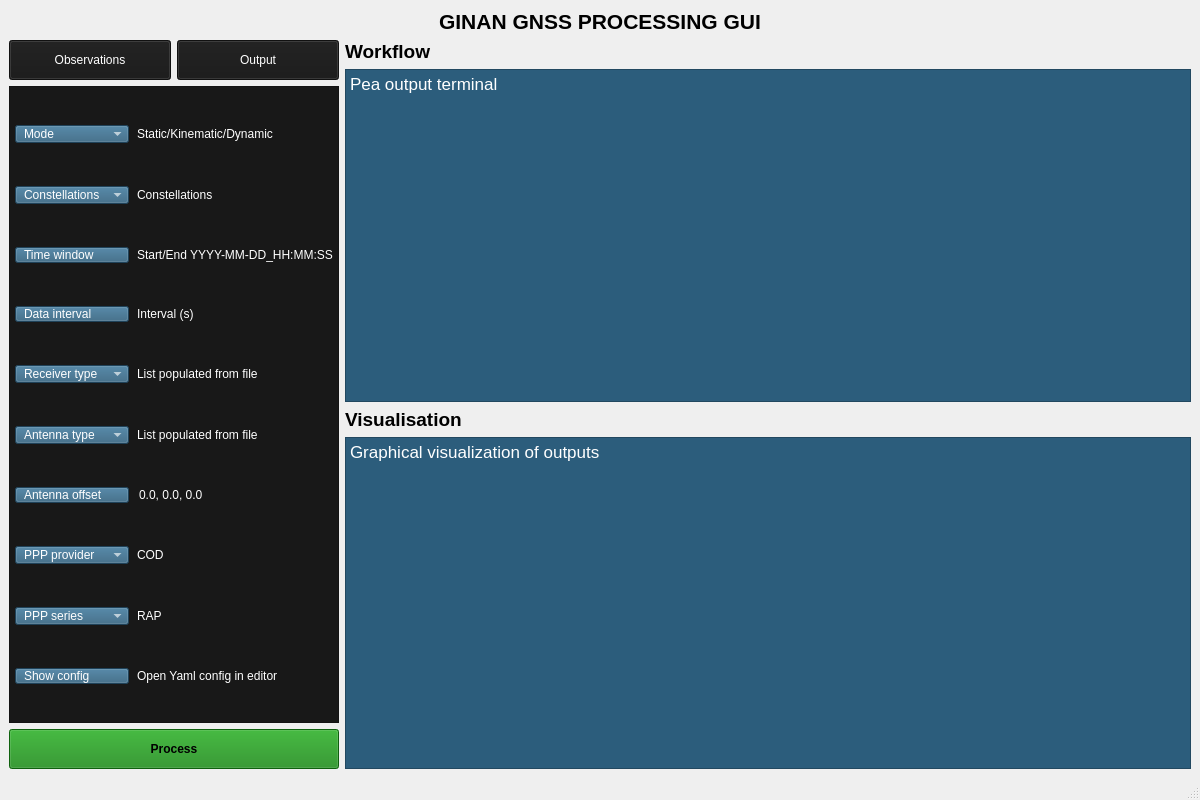
Above: app/views/main_window.ui from nocookie2/Ginan-UI before the change. Below: the same form after it.
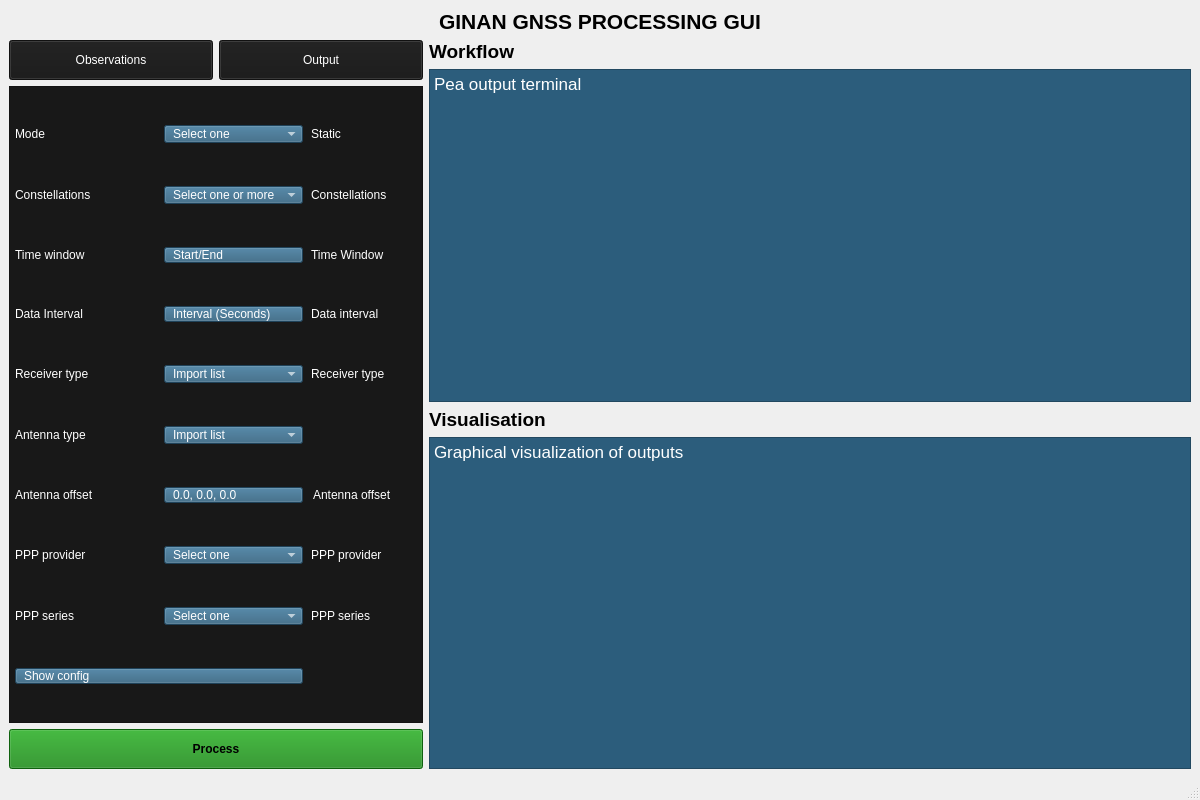
That is the form after the change.

Commit message: Resolve UI conflict: accept incoming changes in VSCode

Diff of the .ui file:
```diff
--- a/app/views/main_window.ui
+++ b/app/views/main_window.ui
@@ -150,7 +150,7 @@
            <property name="verticalSpacing">
             <number>10</number>
            </property>
-           <item row="1" column="0">
+           <item row="1" column="1">
             <widget class="QComboBox" name="Mode">
              <property name="sizePolicy">
               <sizepolicy hsizetype="Minimum" vsizetype="Fixed">
@@ -163,12 +163,22 @@
              </property>
              <item>
               <property name="text">
-               <string>Mode</string>
+               <string>Select one</string>
               </property>
              </item>
             </widget>
            </item>
-           <item row="4" column="0">
+            <item row="1" column="2">
+            <widget class="QLabel" name="modeValue">
+                <property name="text">
+                <string>Static</string>
+                </property>
+                <property name="visible">
+                <bool>false</bool>
+                </property>
+            </widget>
+            </item>
+           <item row="4" column="1">
             <widget class="QPushButton" name="dataIntervalButton">
              <property name="sizePolicy">
               <sizepolicy hsizetype="Minimum" vsizetype="Fixed">
@@ -180,29 +190,36 @@
               <string notr="true">background-color:#2c5d7c;color:white;padding:0px 8px;font:13pt &quot;Segoe UI&quot;;text-align:left;</string>
              </property>
              <property name="text">
-              <string>Data interval</string>
+              <string>Interval (Seconds)</string>
              </property>
             </widget>
            </item>
-           <item row="8" column="0">
-            <widget class="QComboBox" name="PPP_provider">
-             <property name="sizePolicy">
-              <sizepolicy hsizetype="Minimum" vsizetype="Fixed">
-               <horstretch>0</horstretch>
-               <verstretch>0</verstretch>
-              </sizepolicy>
-             </property>
-             <property name="styleSheet">
-              <string notr="true">background-color:#2c5d7c;color:white;padding:0px 8px;font:13pt &quot;Segoe UI&quot;;text-align:left;</string>
-             </property>
-             <item>
-              <property name="text">
-               <string>PPP provider</string>
-              </property>
-             </item>
+            <item row="8" column="0">
+            <widget class="QLabel" name="pppProviderLabel">
+                <property name="text">
+                <string>PPP provider</string>
+                </property>
             </widget>
-           </item>
+            </item>           
            <item row="8" column="1">
+            <widget class="QComboBox" name="PPP_provider">
+             <property name="sizePolicy">
+              <sizepolicy hsizetype="Minimum" vsizetype="Fixed">
+               <horstretch>0</horstretch>
+               <verstretch>0</verstretch>
+              </sizepolicy>
+             </property>
+             <property name="styleSheet">
+              <string notr="true">background-color:#2c5d7c;color:white;padding:0px 8px;font:13pt &quot;Segoe UI&quot;;text-align:left;</string>
+             </property>
+             <item>
+              <property name="text">
+               <string>Select one</string>
+              </property>
+             </item>
+            </widget>
+           </item>
+           <item row="8" column="2">
             <widget class="QLabel" name="pppProviderValue">
              <property name="sizePolicy">
               <sizepolicy hsizetype="Minimum" vsizetype="Preferred">
@@ -211,11 +228,16 @@
               </sizepolicy>
              </property>
              <property name="text">
-              <string>COD</string>
+              <string>PPP provider</string>
              </property>
             </widget>
            </item>
-           <item row="6" column="1">
+            <item row="6" column="0">
+            <widget class="QLabel" name="antennaTypeLabel">
+                <property name="text"><string>Antenna type</string></property>
+            </widget>
+            </item>                     
+           <item row="6" column="2">
             <widget class="QLabel" name="antennaTypeValue">
              <property name="sizePolicy">
               <sizepolicy hsizetype="Minimum" vsizetype="Preferred">
@@ -223,12 +245,15 @@
                <verstretch>0</verstretch>
               </sizepolicy>
              </property>
-             <property name="text">
-              <string>List populated from file</string>
-             </property>
+             <property name="visible"><bool>false</bool></property> 
             </widget>
            </item>
-           <item row="3" column="1">
+            <item row="3" column="0">
+                <widget class="QLabel" name="timeWindowLabel">
+                    <property name="text"><string>Time window</string></property>
+                </widget>
+            </item>           
+           <item row="3" column="2">
             <widget class="QLabel" name="timeWindowValue">
              <property name="sizePolicy">
               <sizepolicy hsizetype="Minimum" vsizetype="Preferred">
@@ -237,11 +262,11 @@
               </sizepolicy>
              </property>
              <property name="text">
-              <string>Start/End YYYY-MM-DD_HH:MM:SS</string>
+              <string>Time Window</string>
              </property>
             </widget>
            </item>
-           <item row="10" column="1">
+           <item row="10" column="0">
             <widget class="QLabel" name="showConfigValue">
              <property name="sizePolicy">
               <sizepolicy hsizetype="Minimum" vsizetype="Preferred">
@@ -254,7 +279,12 @@
              </property>
             </widget>
            </item>
-           <item row="4" column="1">
+            <item row="4" column="0">
+            <widget class="QLabel" name="dataIntervalLabel">
+                <property name="text"><string>Data Interval</string></property>
+            </widget>
+            </item>
+           <item row="4" column="2">
             <widget class="QLabel" name="dataIntervalValue">
              <property name="sizePolicy">
               <sizepolicy hsizetype="Minimum" vsizetype="Preferred">
@@ -263,11 +293,18 @@
               </sizepolicy>
              </property>
              <property name="text">
-              <string>Interval (s)</string>
+              <string>Data interval</string>
              </property>
             </widget>
            </item>
-           <item row="9" column="1">
+            <item row="9" column="0">
+            <widget class="QLabel" name="pppSeriesLabel">
+                <property name="text">
+                <string>PPP series</string>
+                </property>
+            </widget>
+            </item>           
+           <item row="9" column="2">
             <widget class="QLabel" name="pppSeriesValue">
              <property name="sizePolicy">
               <sizepolicy hsizetype="Minimum" vsizetype="Preferred">
@@ -276,11 +313,11 @@
               </sizepolicy>
              </property>
              <property name="text">
-              <string>RAP</string>
+              <string>PPP series</string>
              </property>
             </widget>
            </item>
-           <item row="7" column="0">
+           <item row="7" column="1">
             <widget class="QPushButton" name="antennaOffsetButton">
              <property name="sizePolicy">
               <sizepolicy hsizetype="Minimum" vsizetype="Fixed">
@@ -292,11 +329,11 @@
               <string notr="true">background-color:#2c5d7c;color:white;padding:0px 8px;font:13pt &quot;Segoe UI&quot;;text-align:left;</string>
              </property>
              <property name="text">
-              <string>Antenna offset</string>
+              <string>0.0, 0.0, 0.0</string>
              </property>
             </widget>
            </item>
-           <item row="9" column="0">
+           <item row="9" column="1">
             <widget class="QComboBox" name="PPP_series">
              <property name="sizePolicy">
               <sizepolicy hsizetype="Minimum" vsizetype="Fixed">
@@ -309,12 +346,17 @@
              </property>
              <item>
               <property name="text">
-               <string>PPP series</string>
+               <string>Select one</string>
               </property>
              </item>
             </widget>
            </item>
-           <item row="7" column="1">
+            <item row="7" column="0">
+            <widget class="QLabel" name="antennaOffsetLabel">
+                <property name="text"><string>Antenna offset</string></property>
+            </widget>
+            </item>           
+           <item row="7" column="2">
             <widget class="QLineEdit" name="antennaOffsetValue">
              <property name="sizePolicy">
               <sizepolicy hsizetype="Minimum" vsizetype="Fixed">
@@ -326,14 +368,19 @@
               <string notr="true">background:transparent;border:none;</string>
              </property>
              <property name="text">
-              <string>0.0, 0.0, 0.0</string>
+              <string>Antenna offset</string>
              </property>
              <property name="readOnly">
               <bool>true</bool>
              </property>
             </widget>
            </item>
-           <item row="5" column="1">
+           <item row="5" column="0">
+            <widget class="QLabel" name="receiveTypeLabel">
+                <property name="text"><string>Receiver type</string></property>
+            </widget>
+           </item>
+           <item row="5" column="2">
             <widget class="QLabel" name="receiverTypeValue">
              <property name="sizePolicy">
               <sizepolicy hsizetype="Minimum" vsizetype="Preferred">
@@ -342,12 +389,12 @@
               </sizepolicy>
              </property>
              <property name="text">
-              <string>List populated from file</string>
+              <string>Receiver type</string>
              </property>
             </widget>
            </item>
-           <item row="1" column="1">
-            <widget class="QLabel" name="modeValue">
+           <item row="1" column="0">
+            <widget class="QLabel" name="modeLabel">
              <property name="sizePolicy">
               <sizepolicy hsizetype="Minimum" vsizetype="Preferred">
                <horstretch>0</horstretch>
@@ -355,11 +402,11 @@
               </sizepolicy>
              </property>
              <property name="text">
-              <string>Static/Kinematic/Dynamic</string>
+              <string>Mode</string>
              </property>
             </widget>
            </item>
-           <item row="6" column="0">
+           <item row="6" column="1">
             <widget class="QComboBox" name="Antenna_type">
              <property name="sizePolicy">
               <sizepolicy hsizetype="Minimum" vsizetype="Fixed">
@@ -372,12 +419,12 @@
              </property>
              <item>
               <property name="text">
-               <string>Antenna type</string>
+               <string>Import list</string>
               </property>
              </item>
             </widget>
            </item>
-           <item row="3" column="0">
+           <item row="3" column="1">
             <widget class="QPushButton" name="timeWindowButton">
              <property name="sizePolicy">
               <sizepolicy hsizetype="Minimum" vsizetype="Fixed">
@@ -389,11 +436,11 @@
               <string notr="true">background-color:#2c5d7c;color:white;padding:0px 8px;font:13pt &quot;Segoe UI&quot;;text-align:left;</string>
              </property>
              <property name="text">
-              <string>Time window</string>
+              <string>Start/End</string>
              </property>
             </widget>
            </item>
-           <item row="5" column="0">
+           <item row="5" column="1">
             <widget class="QComboBox" name="Receiver_type">
              <property name="sizePolicy">
               <sizepolicy hsizetype="Minimum" vsizetype="Fixed">
@@ -406,12 +453,12 @@
              </property>
              <item>
               <property name="text">
-               <string>Receiver type</string>
+               <string>Import list</string>
               </property>
              </item>
             </widget>
            </item>
-           <item row="10" column="0">
+           <item row="10" column="0" colspan="2">
             <widget class="QPushButton" name="showConfigButton">
              <property name="sizePolicy">
               <sizepolicy hsizetype="Minimum" vsizetype="Fixed">
@@ -427,32 +474,36 @@
              </property>
             </widget>
            </item>
-           <item row="2" column="0">
-            <widget class="QComboBox" name="Constellations_2">
-             <property name="sizePolicy">
-              <sizepolicy hsizetype="Minimum" vsizetype="Fixed">
-               <horstretch>0</horstretch>
-               <verstretch>0</verstretch>
-              </sizepolicy>
-             </property>
-             <property name="styleSheet">
-              <string notr="true">background-color:#2c5d7c;color:white;padding:0px 8px;font:13pt &quot;Segoe UI&quot;;text-align:left;</string>
-             </property>
-             <item>
-              <property name="text">
-               <string>Constellations</string>
-              </property>
-             </item>
+            <item row="2" column="0">
+            <widget class="QLabel" name="constellationsLabel">
+                <property name="text">
+                <string>Constellations</string>
+                </property>
             </widget>
-           </item>
+            </item>
            <item row="2" column="1">
+            <widget class="QComboBox" name="Constellations_2">
+             <property name="sizePolicy">
+              <sizepolicy hsizetype="Minimum" vsizetype="Fixed">
+               <horstretch>0</horstretch>
+               <verstretch>0</verstretch>
+              </sizepolicy>
+             </property>
+             <property name="styleSheet">
+              <string notr="true">background-color:#2c5d7c;color:white;padding:0px 8px;font:13pt &quot;Segoe UI&quot;;text-align:left;</string>
+             </property>
+             <item>
+              <property name="text">
+               <string>Select one or more</string>
+              </property>
+             </item>
+            </widget>
+           </item>
+           <item row="2" column="2">
             <widget class="QLabel" name="constellationsValue">
-             <property name="sizePolicy">
-              <sizepolicy hsizetype="Minimum" vsizetype="Preferred">
-               <horstretch>0</horstretch>
-               <verstretch>0</verstretch>
-              </sizepolicy>
-             </property>
+                <property name="visible">
+                    <bool>false</bool>
+                </property>             
              <property name="text">
               <string>Constellations</string>
              </property>
```
Left out of the diff: 11 changed lines with no effect on the pictures. The commit also changes 1 other file.
